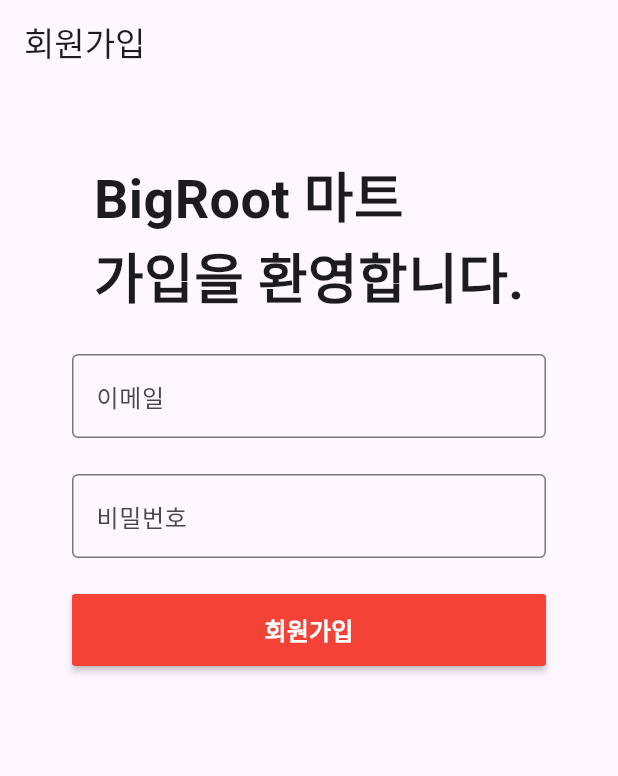
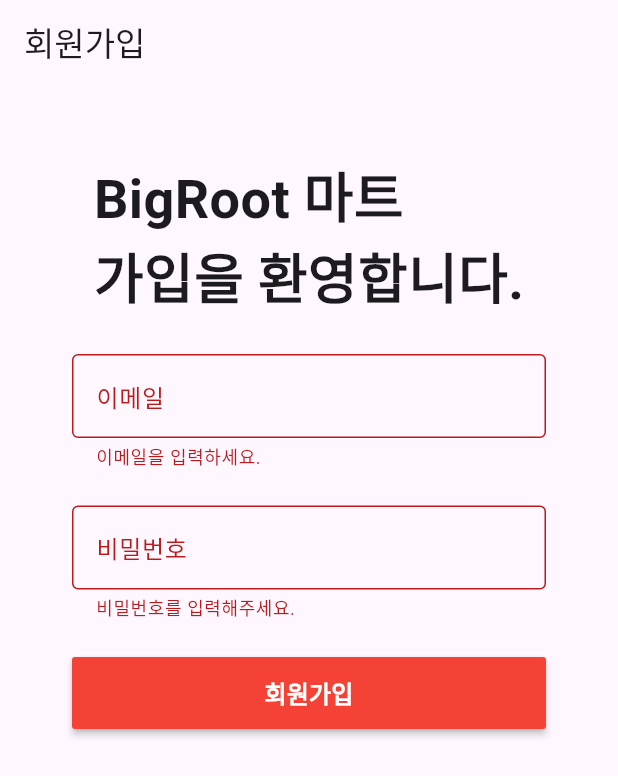
Before and after one commit to Choi-Big-Root/big_root_market, a Flutter app: the SignUpScreen screen opened by its route, after a tap on "회원가입", on a phone screen of 412 x 824 dp. Shown: the top 776 px of the screen. Run offline on Flutter 3.47's test engine with Material 3 defaults, Android fonts, the light colour scheme and no system bars; our stand-ins replace cloud_firestore, dots_indicator, firebase_auth, flutter_dotenv, freezed_annotation, go_router and 1 more; accounts and stored records are empty.

Commit message:
[20250327] Sign_up Complete
회원가입 화면 firebaseAuth 연결 및 회원가입 기능 작성.

```diff
--- a/lib/login/sign_up_screen.dart
+++ b/lib/login/sign_up_screen.dart
@@ -1,4 +1,7 @@
 import 'package:flutter/material.dart';
+import 'package:firebase_auth/firebase_auth.dart';
+import 'package:cloud_firestore/cloud_firestore.dart';
+import 'package:go_router/go_router.dart';
 
 class SignUpScreen extends StatefulWidget {
   const SignUpScreen({super.key});
@@ -8,11 +11,38 @@
 }
 
 class _SignUpScreenState extends State<SignUpScreen> {
-  final GlobalKey _formKey = GlobalKey<FormState>();
-  final TextEditingController emailTextEditingController =
-      TextEditingController();
-  final TextEditingController pwdTextEditingController =
-      TextEditingController();
+  final GlobalKey<FormState> _formKey = GlobalKey<FormState>();
+  String _email = '';
+  String _password = '';
+
+  Future<bool> signUp(String emailAddress, String password) async {
+    try {
+      // auth 이메일, 비밀번호로 사용자 생성.
+      final credential = await FirebaseAuth.instance
+          .createUserWithEmailAndPassword(
+            email: emailAddress,
+            password: password,
+          );
+      // cloud firestore
+      await FirebaseFirestore.instance.collection('users').add({
+        'uid': credential.user?.uid ?? '',
+        'email': credential.user?.email ?? '',
+      });
+      return true;
+    } on FirebaseAuthException catch (e) {
+      if (e.code == 'invalid-password') {
+        debugPrint('등록하실 비밀번호는 6자리 이상의 문자여야 합니다.');
+      } else if (e.code == 'invalid-email') {
+        debugPrint('이메일이 잘못되었습니다.');
+      } else if (e.code == 'email-already-exists') {
+        debugPrint('이미 존재하는 이메일 입니다.');
+      }
+
+      return false;
+    } catch (e) {
+      return false;
+    }
+  }
 
   @override
   Widget build(BuildContext context) {
@@ -21,6 +51,7 @@
       body: SafeArea(
         child: Padding(
           padding: const EdgeInsets.all(48.0),
+          child: SingleChildScrollView(
             child: Column(
               children: [
                 const Text(
@@ -33,7 +64,6 @@
                   child: Column(
                     children: [
                       TextFormField(
-                      controller: emailTextEditingController,
                         decoration: const InputDecoration(
                           border: OutlineInputBorder(),
                           labelText: '이메일',
@@ -48,10 +78,12 @@
                           }
                           return null;
                         },
+                        onSaved: (value) {
+                          _email = value!.trim();
+                        },
                       ),
                       const SizedBox(height: 24),
                       TextFormField(
-                      controller: pwdTextEditingController,
                         decoration: const InputDecoration(
                           border: OutlineInputBorder(),
                           labelText: '비밀번호',
@@ -64,16 +96,34 @@
                           }
                           return null;
                         },
+                        onSaved: (value) => _password = value!.trim(),
                       ),
                     ],
                   ),
                 ),
                 const SizedBox(height: 24),
                 MaterialButton(
+                  onPressed: () async {
+                    if (_formKey.currentState!.validate()) {
+                      _formKey.currentState!.save();
+
+                      final result = await signUp(_email, _password);
+
+                      if (!context.mounted) return;
+
+                      if (result) {
+                        ScaffoldMessenger.of(context).showSnackBar(
+                          const SnackBar(content: Text('회원가입 성공 하셨습니다.')),
+                        );
+                        //go() 현재화면을 경로에 맞는 화면으로 변경하는 개념.
+                        //go_router 패키지를 사용한다면 pop을 실행후 push를 해야 동일한기능을 할것으로 생각.
+                        context.go('/login');
+                      }
+                    }
+                  },
                   minWidth: double.infinity,
                   height: 48,
                   color: Colors.red,
-                onPressed: () {},
                   child: const Text(
                     '회원가입',
                     style: TextStyle(
@@ -87,6 +137,7 @@
             ),
           ),
         ),
+      ),
     );
   }
 }
```
Lines whose indentation alone changed are shown as unchanged.
